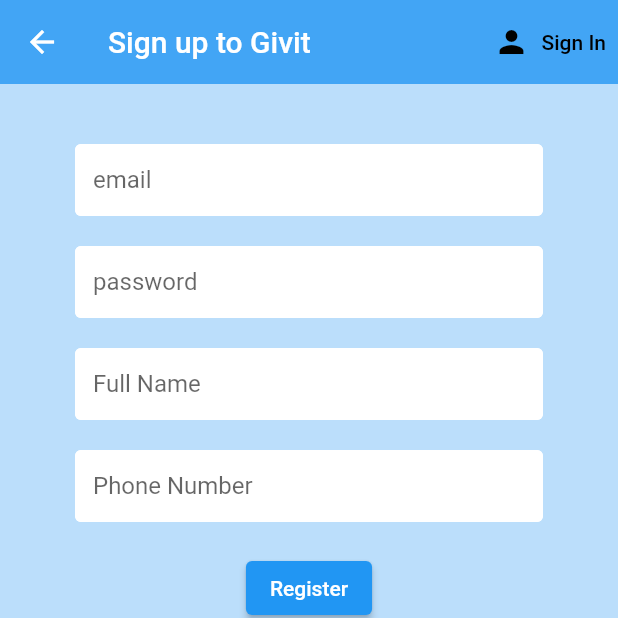
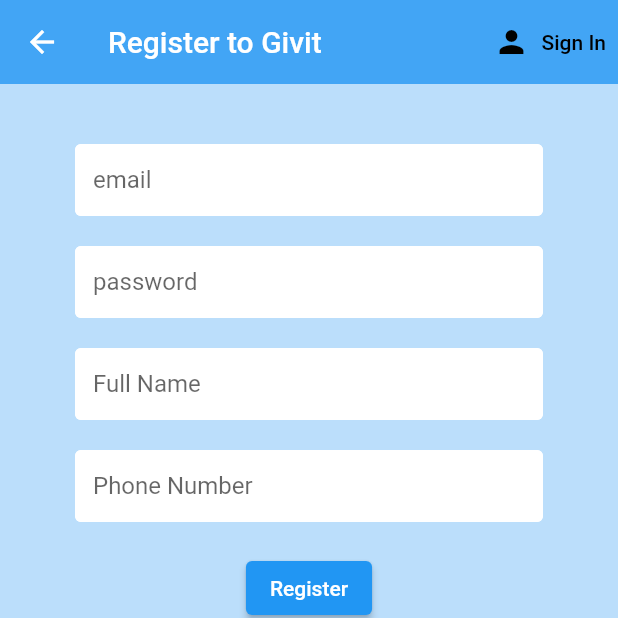
Before and after one commit to OmriColberg/GivitApp, a Flutter app: the RegisterPage screen opened directly, on a phone screen of 412 x 824 dp, the top half of it. Run offline on Flutter 3.47's test engine with Material 2 defaults, Android fonts, the light colour scheme and no system bars; our stand-ins replace cloud_firestore, firebase_auth, firebase_core, flutter_spinkit; accounts and stored records are empty.

```diff
--- a/lib/login_feature/presentation/pages/register_page.dart
+++ b/lib/login_feature/presentation/pages/register_page.dart
@@ -33,7 +33,7 @@
               appBar: AppBar(
                 backgroundColor: Colors.blue[400],
                 elevation: 0.0,
-                title: Text('Sign up to Givit'),
+                title: Text('Register to Givit'),
                 actions: <Widget>[
                   TextButton.icon(
                     icon: Icon(
@@ -89,7 +89,7 @@
                         decoration: textInputDecoration.copyWith(
                             hintText: 'Phone Number'),
                         validator: (val) => val.length != 10
-                            ? "Enter a valid phone number, as the appearance of 05********, with no '-'"
+                            ? "Enter a valid phone number"
                             : null,
                         onChanged: (val) {
                           setState(() => phoneNumber = int.parse(val));
```
